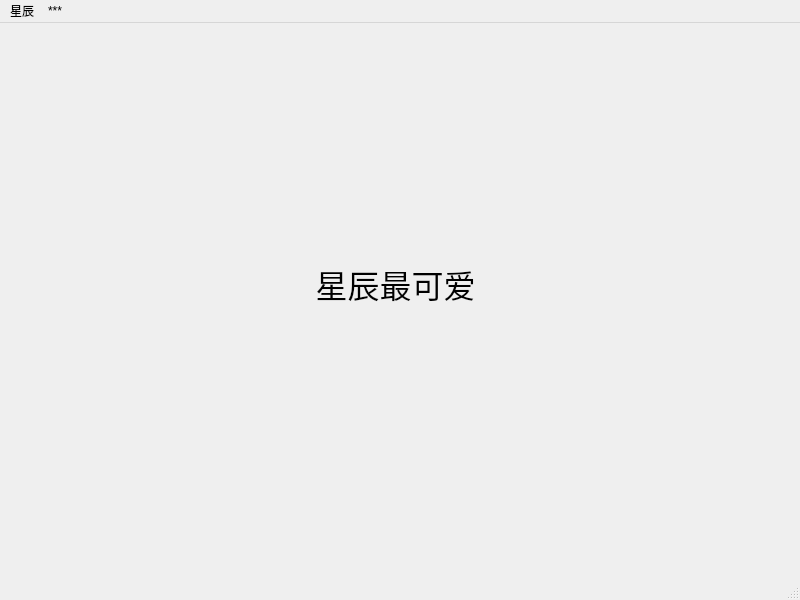
Above: mainwindow.ui from zhouhaoyiu/qt-demo before the change. Below: the same form after it.
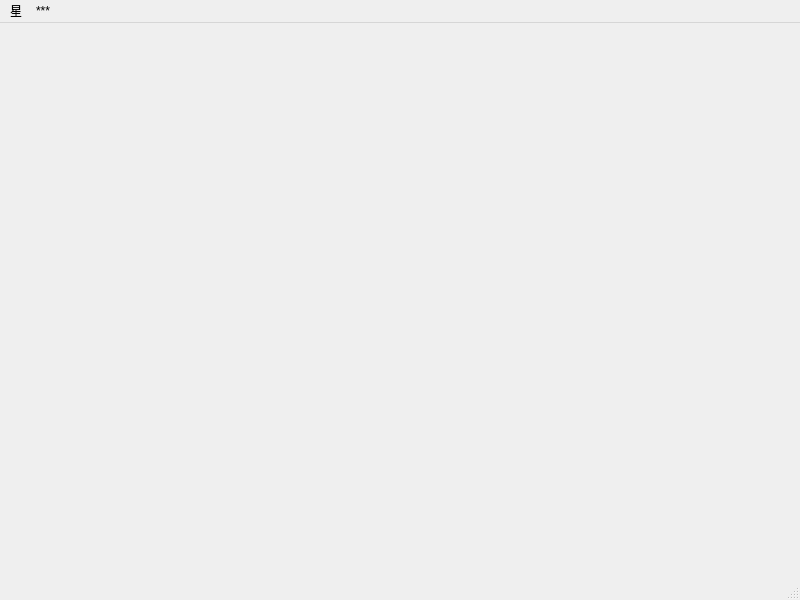
That is the form after the change.

What changed in the file:
```diff
--- a/mainwindow.ui
+++ b/mainwindow.ui
@@ -13,30 +13,7 @@
   <property name="windowTitle">
    <string>qtOne</string>
   </property>
-  <widget class="QWidget" name="centralwidget">
-   <widget class="QLabel" name="label">
-    <property name="geometry">
-     <rect>
-      <x>260</x>
-      <y>200</y>
-      <width>271</width>
-      <height>121</height>
-     </rect>
-    </property>
-    <property name="font">
-     <font>
-      <family>微软雅黑</family>
-      <pointsize>24</pointsize>
-     </font>
-    </property>
-    <property name="text">
-     <string>星辰最可爱</string>
-    </property>
-    <property name="alignment">
-     <set>Qt::AlignCenter</set>
-    </property>
-   </widget>
-  </widget>
+  <widget class="QWidget" name="centralwidget"/>
   <widget class="QMenuBar" name="menubar">
    <property name="geometry">
     <rect>
@@ -48,7 +25,7 @@
    </property>
    <widget class="QMenu" name="menu">
     <property name="title">
-     <string>星辰</string>
+     <string>星</string>
     </property>
    </widget>
    <widget class="QMenu" name="menu_2">
```
